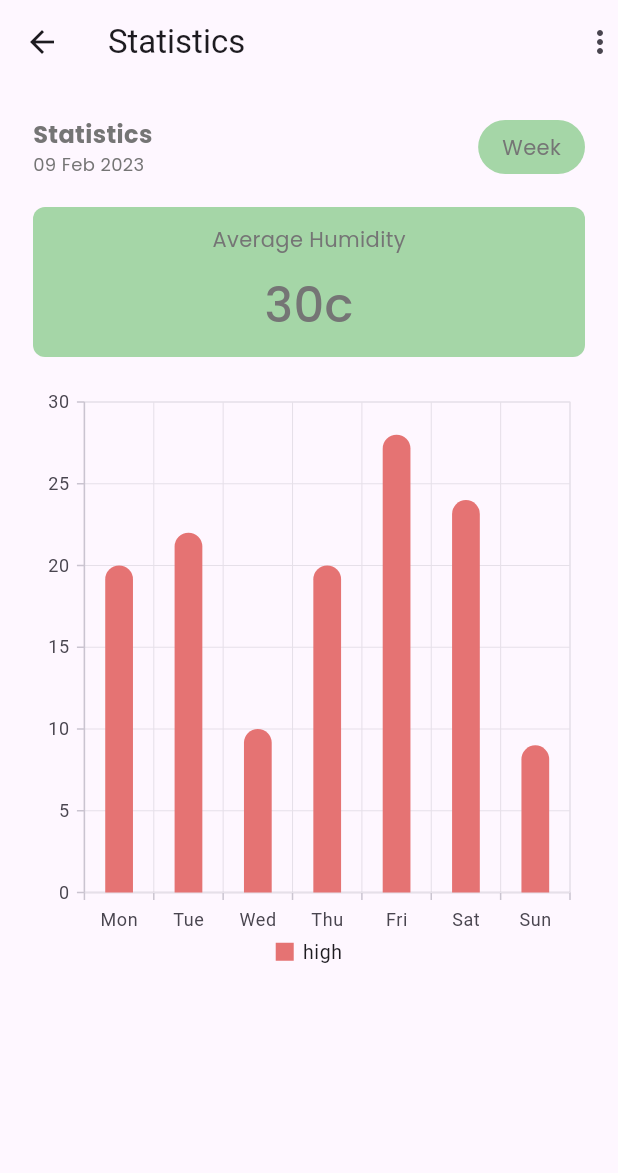
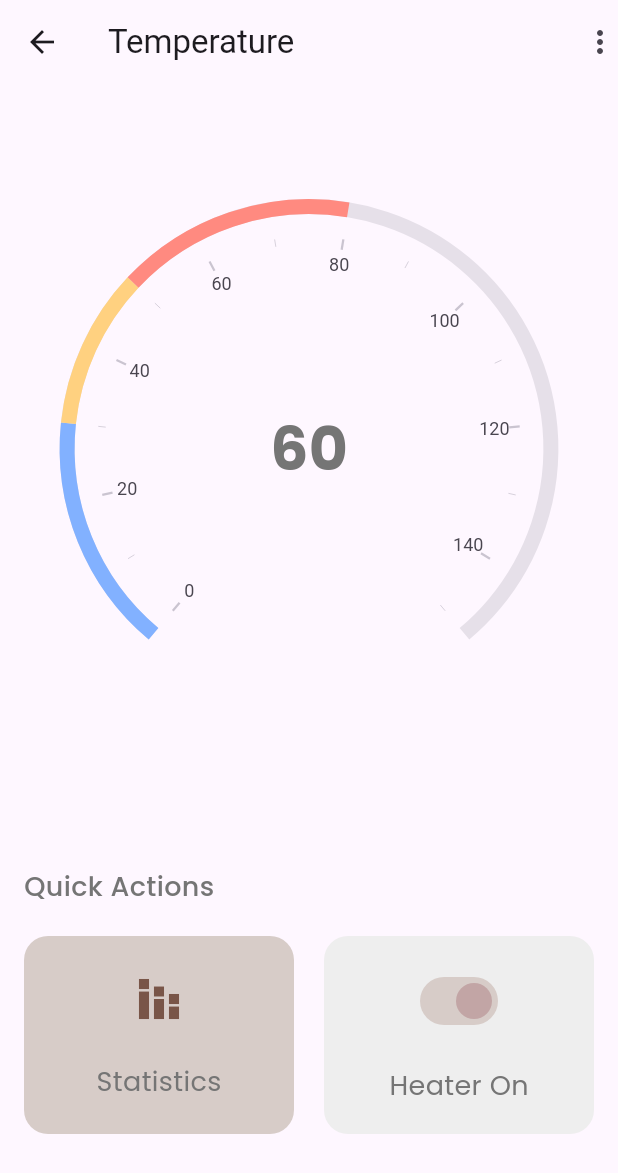
Before and after one commit to donald-88/smart-farm-app, a Flutter app: the screen it shows after launch, on a phone screen of 412 x 824 dp. Shown: the top 1173 px of the screen. Run offline on Flutter 3.47's test engine with Material 2 defaults, Android fonts, the phone set to English and light mode, and no system bars; drawn by our look-alikes of syncfusion_flutter_gauges; our stand-ins replace dio, google_fonts, syncfusion_flutter_charts.

Commit message:
added temperature guage

```diff
--- a/smart_farm/lib/main.dart
+++ b/smart_farm/lib/main.dart
@@ -1,6 +1,6 @@
 import 'package:flutter/material.dart';
 import 'package:google_fonts/google_fonts.dart';
-import 'package:smart_farm/pages/statistics/humidity.dart';
+import 'package:smart_farm/pages/quick-actions/temperature-actions.dart';
 
 void main() {
   runApp(const MyApp());
@@ -25,6 +25,6 @@ class MyApp extends StatelessWidget {
                     color: Colors.white),
                 bodyMedium: GoogleFonts.poppins(
                     fontSize: 14, color: Colors.grey[600]))),
-        home: const Humidity());
+        home: const TemperatureActions());
   }
 }
--- /dev/null
+++ b/smart_farm/lib/pages/quick-actions/temperature-actions.dart
@@ -0,0 +1,147 @@
+import 'package:flutter/material.dart';
+import 'package:google_fonts/google_fonts.dart';
+import 'package:syncfusion_flutter_gauges/gauges.dart';
+
+class TemperatureActions extends StatelessWidget {
+  const TemperatureActions({super.key});
+
+  @override
+  Widget build(BuildContext context) {
+    return Scaffold(
+      appBar: AppBar(
+        leading: const Icon(Icons.arrow_back),
+        title: const Text("Temperature"),
+        actions: const [Icon(Icons.more_vert)],
+      ),
+      body: Padding(
+        padding: const EdgeInsets.all(16.0),
+        child: Column(
+          mainAxisSize: MainAxisSize.max,
+          mainAxisAlignment: MainAxisAlignment.spaceEvenly,
+          children: [
+            Container(
+              child: SfRadialGauge(
+                axes: <RadialAxis>[
+                  RadialAxis(
+                    tickOffset: 15,
+                    labelOffset: 25,
+                    annotations: <GaugeAnnotation>[
+                      GaugeAnnotation(
+                          widget: Text(
+                        "60",
+                        style: GoogleFonts.poppins(
+                            fontSize: 40, fontWeight: FontWeight.bold),
+                      ))
+                    ],
+                    minimum: 0,
+                    maximum: 150,
+                    ranges: <GaugeRange>[
+                      GaugeRange(
+                        startValue: 0,
+                        endValue: 30,
+                        color: Colors.blueAccent[100],
+                        labelStyle: const GaugeTextStyle(fontFamily: 'Poppins'),
+                      ),
+                      GaugeRange(
+                        startValue: 30,
+                        endValue: 50,
+                        color: Colors.orangeAccent[100],
+                        labelStyle: const GaugeTextStyle(fontFamily: 'Poppins'),
+                      ),
+                      GaugeRange(
+                        startValue: 50,
+                        endValue: 80,
+                        color: Colors.redAccent[100],
+                        labelStyle: const GaugeTextStyle(fontFamily: 'Poppins'),
+                      )
+                    ],
+                  )
+                ],
+              ),
+            ),
+            Container(
+              child: Row(
+                children: const [],
+              ),
+            ),
+            Column(crossAxisAlignment: CrossAxisAlignment.start, children: [
+              Text(
+                "Quick Actions",
+                style: GoogleFonts.poppins(
+                    fontSize: 18, fontWeight: FontWeight.w500),
+              ),
+              const SizedBox(
+                height: 20,
+              ),
+              Row(
+                mainAxisSize: MainAxisSize.max,
+                children: [
+                  Expanded(
+                    child: Container(
+                      height: 132,
+                      decoration: BoxDecoration(
+                          color: Colors.brown[100],
+                          borderRadius:
+                              const BorderRadius.all(Radius.circular(16))),
+                      child: Column(
+                          mainAxisAlignment: MainAxisAlignment.spaceEvenly,
+                          children: [
+                            const Icon(
+                              Icons.stacked_bar_chart,
+                              size: 40,
+                              color: Colors.brown,
+                            ),
+                            Text(
+                              "Statistics",
+                              style: GoogleFonts.poppins(fontSize: 18),
+                            )
+                          ]),
+                    ),
+                  ),
+                  const SizedBox(width: 20),
+                  Expanded(
+                    child: Container(
+                      height: 132,
+                      decoration: BoxDecoration(
+                          color: Colors.grey[200],
+                          borderRadius:
+                              const BorderRadius.all(Radius.circular(16))),
+                      child: Column(
+                        mainAxisAlignment: MainAxisAlignment.spaceEvenly,
+                        children: [
+                          Switch(
+                              trackColor:
+                                  MaterialStateProperty.resolveWith<Color>(
+                                      (Set<MaterialState> states) {
+                                if (states.contains(MaterialState.disabled)) {
+                                  return Colors.brown.shade100;
+                                }
+                                return Colors.brown.shade100;
+                              }),
+                              thumbColor:
+                                  MaterialStateProperty.resolveWith<Color>(
+                                      (Set<MaterialState> states) {
+                                if (states.contains(MaterialState.disabled)) {
+                                  return Colors.brown.shade300;
+                                }
+                                return const Color.fromRGBO(194, 165, 165, 1);
+                              }),
+                              value: true,
+                              onChanged: ((value) => print(value))),
+                          Text(
+                            "Heater On",
+                            style: GoogleFonts.poppins(fontSize: 18),
+                          )
+                        ],
+                      ),
+                    ),
+                  )
+                ],
+              )
+            ])
+          ],
+        ),
+      ),
+    );
+  }
+}
--- a/smart_farm/lib/pages/statistics/temperature.dart
+++ b/smart_farm/lib/pages/statistics/temperature.dart
@@ -59,7 +59,7 @@ class Statistics extends StatelessWidget {
             const SizedBox(height: 20),
             Container(
                 width: width,
-                height: 100,
+                height: 132,
                 decoration: BoxDecoration(
                     color: Colors.green[200],
                     borderRadius: const BorderRadius.all(Radius.circular(8))),
--- a/smart_farm/pubspec.yaml
+++ b/smart_farm/pubspec.yaml
@@ -38,6 +38,7 @@ dependencies:
   dio: ^5.0.1
   google_fonts: ^4.0.3
   syncfusion_flutter_charts: ^20.4.53
+  syncfusion_flutter_gauges: ^20.4.53
 
 dev_dependencies:
   flutter_test:
```
Also changed, not shown: smart_farm/lib/pages/quick-actions/humidity-actions.dart (added, +36 -0 lines), smart_farm/lib/pages/quick-actions/light-actions.dart (added, +36 -0 lines), smart_farm/pubspec.lock.
